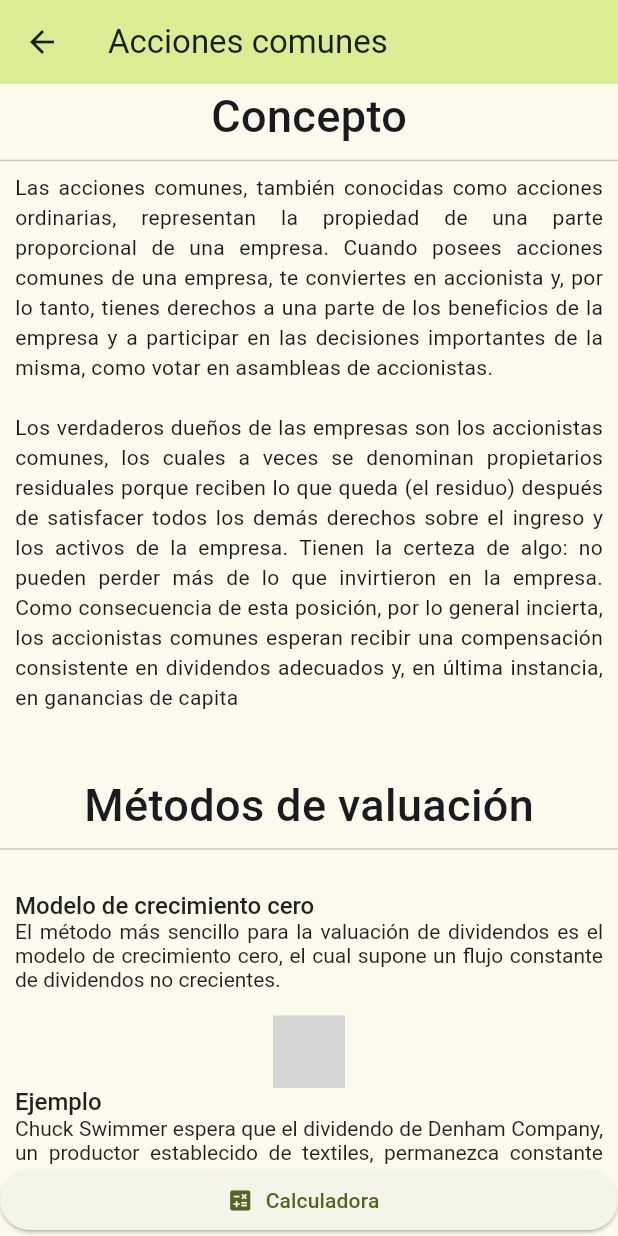
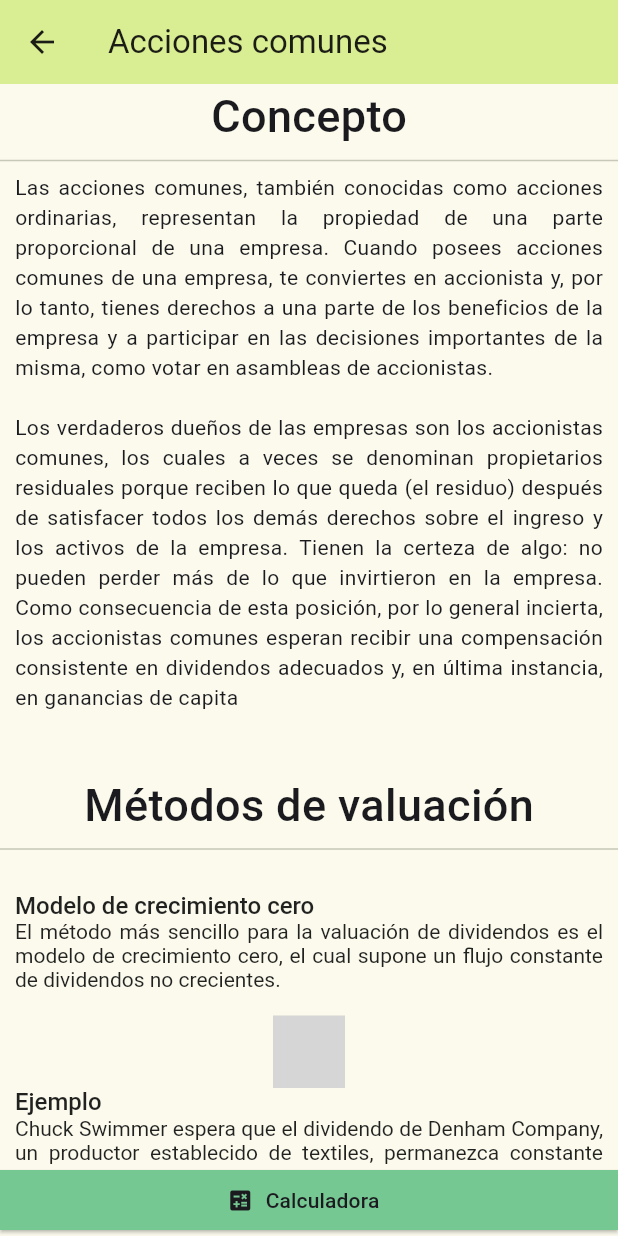
Before and after one commit to Hensell/finance_pro, a Flutter app: the CommonShare screen opened directly, on a phone screen of 412 x 824 dp. Run offline on Flutter 3.47's test engine with Material 2 defaults, Android fonts, the light colour scheme and no system bars; our stand-ins replace carousel_slider, gap; missing offline and left inert: flutter_math_fork; grey boxes are pictures that could not be loaded.

Commit message:
Se mejoro la interfaz

```diff
--- a/lib/screens/content/common_share.dart
+++ b/lib/screens/content/common_share.dart
@@ -17,38 +17,56 @@ class CommonShare extends StatelessWidget {
         backgroundColor: ColorAssets.first,
       ),
       bottomNavigationBar: ElevatedButton.icon(
+        style: ElevatedButton.styleFrom(
+            backgroundColor: ColorAssets.fourth,
+            shape: const RoundedRectangleBorder()),
+        icon: const Icon(
+          Icons.calculate,
+          color: ColorAssets.textBlack,
+        ),
+        label: const Text(
+          'Calculadora',
+          style: TextStyle(color: ColorAssets.textBlack),
+        ),
         onPressed: () {
           Navigator.push(
               context,
               MaterialPageRoute(
                   builder: (context) => const ShareCalcOptionScreen()));
         },
-            icon: const Icon(Icons.calculate),
-            label: const Text('Calculadora')),
-        body: SingleChildScrollView(
+      ),
+      body: CustomScrollView(
+        slivers: [
+          const SliverToBoxAdapter(
             child: Column(
               children: [
-              const Text(
+                Text(
                   'Concepto',
                   style: TextStyle(fontSize: 30, fontWeight: FontWeight.w500),
                 ),
-              const Divider(),
-              const Padding(
+                Divider(),
+                Padding(
                   padding: EdgeInsets.symmetric(horizontal: 10),
                   child: Text(
                     'Las acciones comunes, también conocidas como acciones ordinarias, representan la propiedad de una parte proporcional de una empresa. Cuando posees acciones comunes de una empresa, te conviertes en accionista y, por lo tanto, tienes derechos a una parte de los beneficios de la empresa y a participar en las decisiones importantes de la misma, como votar en asambleas de accionistas.',
                     textAlign: TextAlign.justify,
                   ),
                 ),
-              const Gap(20),
-              const Padding(
+                Gap(20),
+                Padding(
                   padding: EdgeInsets.symmetric(horizontal: 10),
                   child: Text(
                     'Los verdaderos dueños de las empresas son los accionistas comunes, los cuales a veces se denominan propietarios residuales porque reciben lo que queda (el residuo) después de satisfacer todos los demás derechos sobre el ingreso y los activos de la empresa. Tienen la certeza de algo: no pueden perder más de lo que invirtieron en la empresa. Como consecuencia de esta posición, por lo general incierta, los accionistas comunes esperan recibir una compensación consistente en dividendos adecuados y, en última instancia, en ganancias de capita',
                     textAlign: TextAlign.justify,
                   ),
                 ),
-              const Gap(40),
+                Gap(40),
+              ],
+            ),
+          ),
+          SliverToBoxAdapter(
+            child: Column(
+              children: [
                 const Text(
                   'Métodos de valuación',
                   style: TextStyle(fontSize: 30, fontWeight: FontWeight.w500),
@@ -61,7 +79,17 @@ class CommonShare extends StatelessWidget {
                 crecimientoConstante(),
                 const Divider(),
                 const Gap(40),
-              Column(
+                crecimientoVariable(),
+              ],
+            ),
+          ),
+        ],
+      ),
+    );
+  }
+
+  Column crecimientoVariable() {
+    return Column(
       children: [
         const CustomTitle(
             title: 'Modelo de crecimiento variable',
@@ -119,8 +147,7 @@ class CommonShare extends StatelessWidget {
             title: 'Ejemplo',
             subTitle:
                 'Victoria Robb está considerando la compra de acciones comunes de Warren Industries, un fabricante de lanchas en rápido crecimiento. Ella se entera de que el pago anual más reciente (2012) de dividendos fue de \$1.50 por acción. Victoria estima que estos dividendos se incrementarán a una tasa g1 del 10% anual durante los próximos tres años (2013, 2014 y 2015) debido al lanzamiento de una novedosa lancha. Al final de los tres años (fines de 2015), espera que la consolidación del producto de la empresa dé por resultado una disminución de la tasa de crecimiento del dividendo, g2, del 5% anual en el futuro inmediato. El rendimiento requerido, ks, por Victoria es del 15%. Para calcular el valor actual (finales de 2012) de las acciones comunes de Warren, P0 = P2012, Victoria aplica el procedimiento de cuatro pasos con estos datos.'),
-                  const Text('Paso 1:',
-                      style: TextStyle(fontWeight: FontWeight.bold)),
+        const Text('Paso 1:', style: TextStyle(fontWeight: FontWeight.bold)),
         SingleChildScrollView(
           scrollDirection: Axis.horizontal,
           child: DataTable(
@@ -224,10 +251,7 @@ class CommonShare extends StatelessWidget {
         ),
         const Gap(20),
       ],
-              )
-            ],
-          ),
-        ));
+    );
   }
 
   Column crecimientoConstante() {
```
Also changed, not shown: lib/screens/content/bond_screen.dart (+11 -2 lines), lib/screens/content/leverage_screen.dart (+14 -2 lines), lib/screens/content/preference_share.dart (+12 -3 lines). Lines whose indentation alone changed are shown as unchanged.
